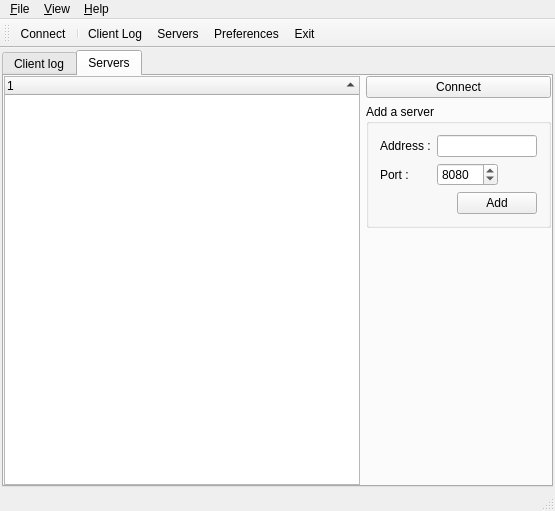
First picture: the form in src/MyCrawler/MyCrawlerClient/ClientMainWindow.ui, repository geogeo28/mycrawler-alpha, before the edit.
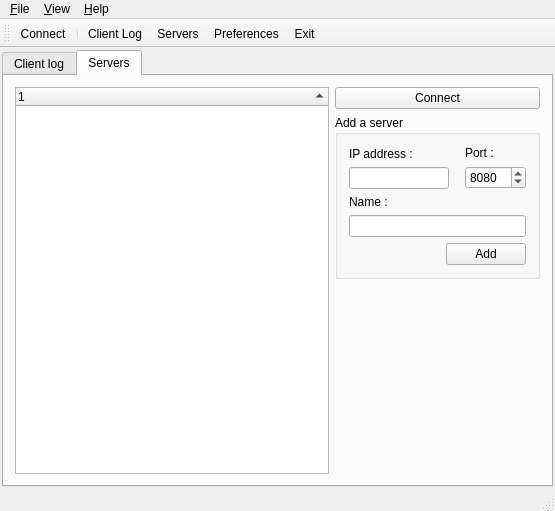
Second picture: the form after the edit. Icons and pictures are not drawn. Custom widgets are drawn as their Qt base class.

Commit message: / Possibility to save the list of servers into the file 'servers.lst'. + Added new actions in the context menu. / Improved the area to add a new server.

The edit to the form file:
```diff
--- a/src/MyCrawler/MyCrawlerClient/ClientMainWindow.ui
+++ b/src/MyCrawler/MyCrawlerClient/ClientMainWindow.ui
@@ -111,10 +111,7 @@
        <attribute name="title">
         <string>Servers</string>
        </attribute>
-       <layout class="QHBoxLayout">
-        <property name="margin">
-         <number>0</number>
-        </property>
+       <layout class="QHBoxLayout" name="horizontalLayout_3">
         <item>
          <widget class="MCServersTreeWidget" name="treeWidgetServers">
           <property name="autoScroll">
@@ -164,7 +161,7 @@
          </widget>
         </item>
         <item>
-         <layout class="QVBoxLayout">
+         <layout class="QVBoxLayout" name="verticalLayout_4">
           <item>
            <widget class="QPushButton" name="buttonConnectDisconnect">
             <property name="text">
@@ -183,21 +180,23 @@
             <property name="title">
              <string>Add a server</string>
             </property>
-            <layout class="QVBoxLayout">
+            <layout class="QVBoxLayout" name="verticalLayout_3">
              <item>
-              <layout class="QFormLayout">
-               <item row="0" column="0">
-                <widget class="QLabel" name="lblAddServerAddress">
+              <layout class="QHBoxLayout" name="horizontalLayout">
+               <item>
+                <layout class="QVBoxLayout" name="verticalLayout_2">
+                 <item>
+                  <widget class="QLabel" name="lblAddServerIP">
                  <property name="text">
-                  <string>Address :</string>
+                    <string>IP address :</string>
                  </property>
                  <property name="buddy">
                   <cstring>textAddServerAddress</cstring>
                  </property>
                 </widget>
                </item>
-               <item row="0" column="1">
-                <widget class="QLineEdit" name="textAddServerAddress">
+                 <item>
+                  <widget class="QLineEdit" name="textAddServerIP">
                  <property name="sizePolicy">
                   <sizepolicy hsizetype="Fixed" vsizetype="Fixed">
                    <horstretch>0</horstretch>
@@ -224,7 +223,27 @@
                  </property>
                 </widget>
                </item>
-               <item row="1" column="0">
+                </layout>
+               </item>
+               <item>
+                <spacer name="horizontalSpacer">
+                 <property name="orientation">
+                  <enum>Qt::Horizontal</enum>
+                 </property>
+                 <property name="sizeType">
+                  <enum>QSizePolicy::Fixed</enum>
+                 </property>
+                 <property name="sizeHint" stdset="0">
+                  <size>
+                   <width>10</width>
+                   <height>20</height>
+                  </size>
+                 </property>
+                </spacer>
+               </item>
+               <item>
+                <layout class="QVBoxLayout" name="verticalLayout">
+                 <item>
                 <widget class="QLabel" name="lblAddServerPort">
                  <property name="text">
                   <string>Port :</string>
@@ -234,7 +253,7 @@
                  </property>
                 </widget>
                </item>
-               <item row="1" column="1">
+                 <item>
                 <widget class="QSpinBox" name="spinBoxAddServerPort">
                  <property name="sizePolicy">
                   <sizepolicy hsizetype="Fixed" vsizetype="Fixed">
@@ -261,8 +280,27 @@
                </item>
               </layout>
              </item>
+              </layout>
+             </item>
              <item>
-              <layout class="QHBoxLayout">
+              <widget class="QLabel" name="lblAddServerName">
+               <property name="text">
+                <string>Name :</string>
+               </property>
+               <property name="buddy">
+                <cstring>textAddServerIP</cstring>
+               </property>
+              </widget>
+             </item>
+             <item>
+              <widget class="QLineEdit" name="textAddServerName">
+               <property name="maxLength">
+                <number>64</number>
+               </property>
+              </widget>
+             </item>
+             <item>
+              <layout class="QHBoxLayout" name="horizontalLayout_2">
                <item>
                 <spacer>
                  <property name="orientation">
@@ -270,8 +308,8 @@
                  </property>
                  <property name="sizeHint" stdset="0">
                   <size>
-                   <width>0</width>
-                   <height>0</height>
+                   <width>58</width>
+                   <height>13</height>
                   </size>
                  </property>
                 </spacer>
```
Left out of the diff: 9 changed lines with no effect on the pictures. Lines whose indentation alone changed are shown as unchanged. The commit also changes 13 other files.
